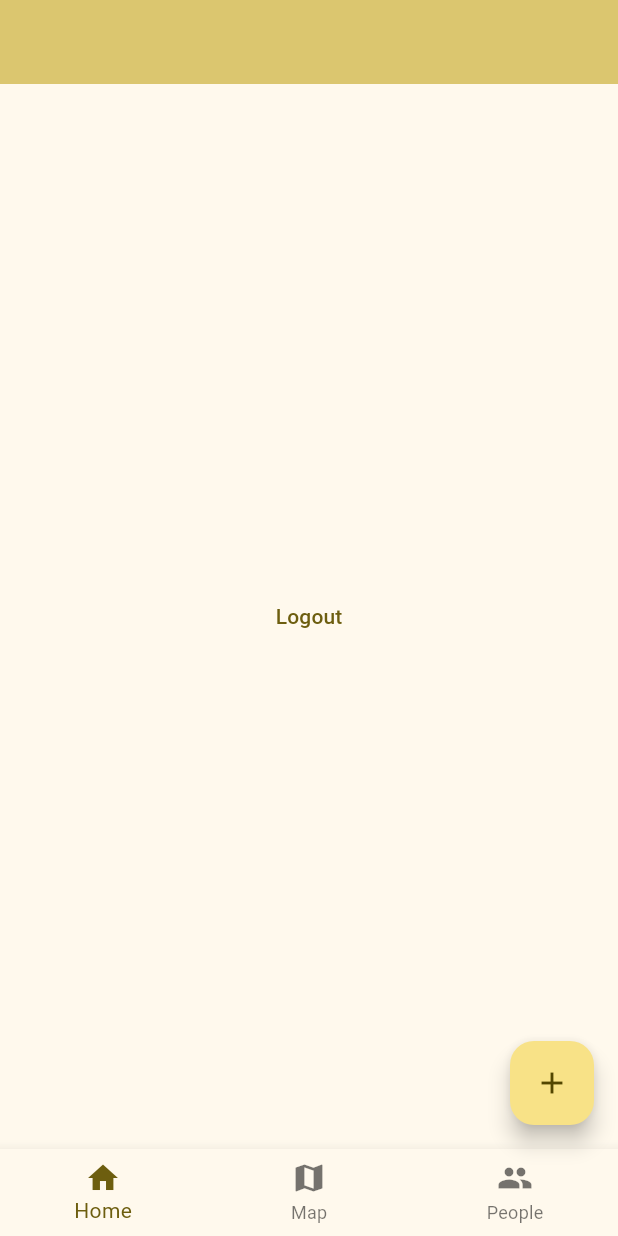
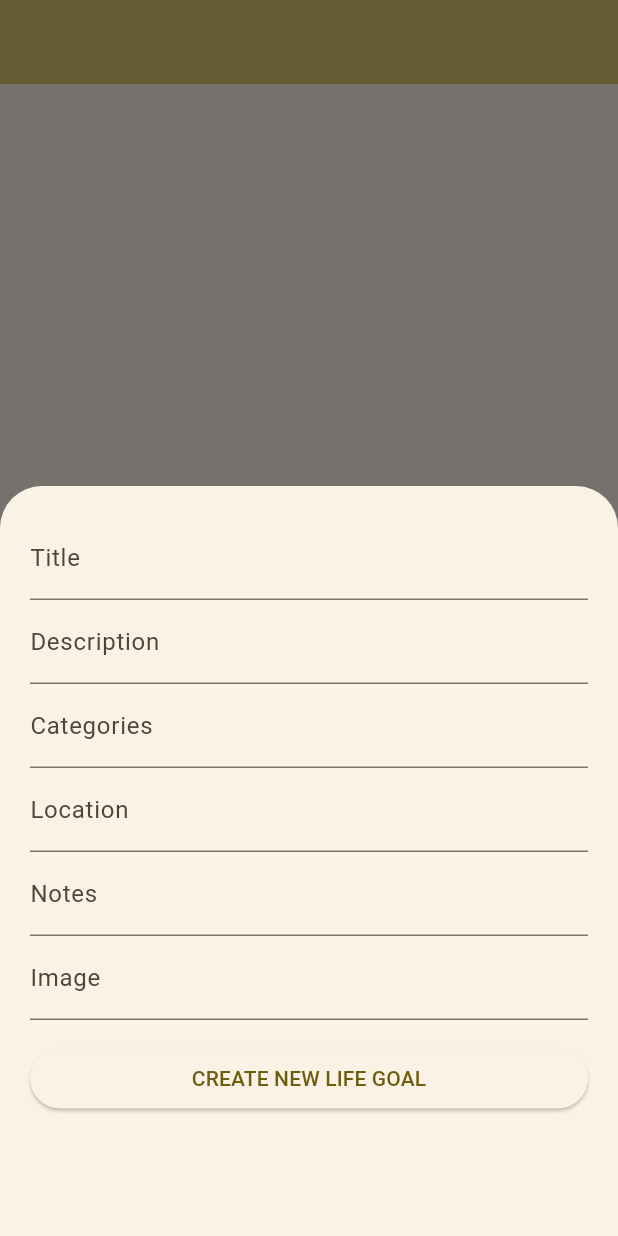
Before and after one commit to Biowulf21/Diem-Bucketlist, a Flutter app: the screen it shows once a user with an empty profile is signed in, after a tap on the "add" icon, on a phone screen of 412 x 824 dp. Run offline on Flutter 3.47's test engine with Material 2 defaults, Android fonts, the phone set to English and light mode, and no system bars; our stand-ins replace cloud_firestore, firebase_auth, firebase_core; accounts and stored records are empty.

Commit message:
Created bottom modal for creating new life goals
Modal sheet scrolls when clicking the bottom text form field

```diff
--- a/lib/main.dart
+++ b/lib/main.dart
@@ -98,9 +98,64 @@ class _MyHomePageState extends State<MyHomePage> {
         child: _mainMenuItem.elementAt(_currentNavBarIndex),
       ),
       floatingActionButton: FloatingActionButton(
-        onPressed: () {},
+        onPressed: () => _newLifeGoalModal(context),
         child: const Icon(Icons.add),
       ),
     );
   }
+
+  void _newLifeGoalModal(BuildContext context) {
+    TextEditingController titleController = TextEditingController();
+
+    showModalBottomSheet(
+      isScrollControlled: true,
+      context: context,
+      builder: (BuildContext context) {
+        return SizedBox(
+          height: 500,
+          child: Padding(
+            padding: EdgeInsets.only(
+                bottom: MediaQuery.of(context).viewInsets.bottom),
+            child: Padding(
+              padding: const EdgeInsets.all(20.0),
+              child: ListView(children: [
+                TextFormField(
+                  controller: titleController,
+                  decoration: const InputDecoration(
+                    label: Text("Title"),
+                  ),
+                ),
+                TextFormField(
+                  decoration: const InputDecoration(
+                      label: Text("Description"), hintMaxLines: 4),
+                ),
+                TextFormField(
+                  decoration: const InputDecoration(
+                      label: Text("Categories"), hintMaxLines: 4),
+                ),
+                TextFormField(
+                  decoration: const InputDecoration(
+                      label: Text("Location"), hintMaxLines: 4),
+                ),
+                TextFormField(
+                  decoration: const InputDecoration(
+                      label: Text("Notes"), hintMaxLines: 4),
+                ),
+                TextFormField(
+                  decoration: const InputDecoration(
+                      label: Text("Image"), hintMaxLines: 4),
+                ),
+                Padding(
+                  padding: const EdgeInsets.only(top: 15.0),
+                  child: ElevatedButton(
+                      onPressed: () {},
+                      child: const Text("CREATE NEW LIFE GOAL")),
+                )
+              ]),
+            ),
+          ),
+        );
+      },
+    );
+  }
 }
```
